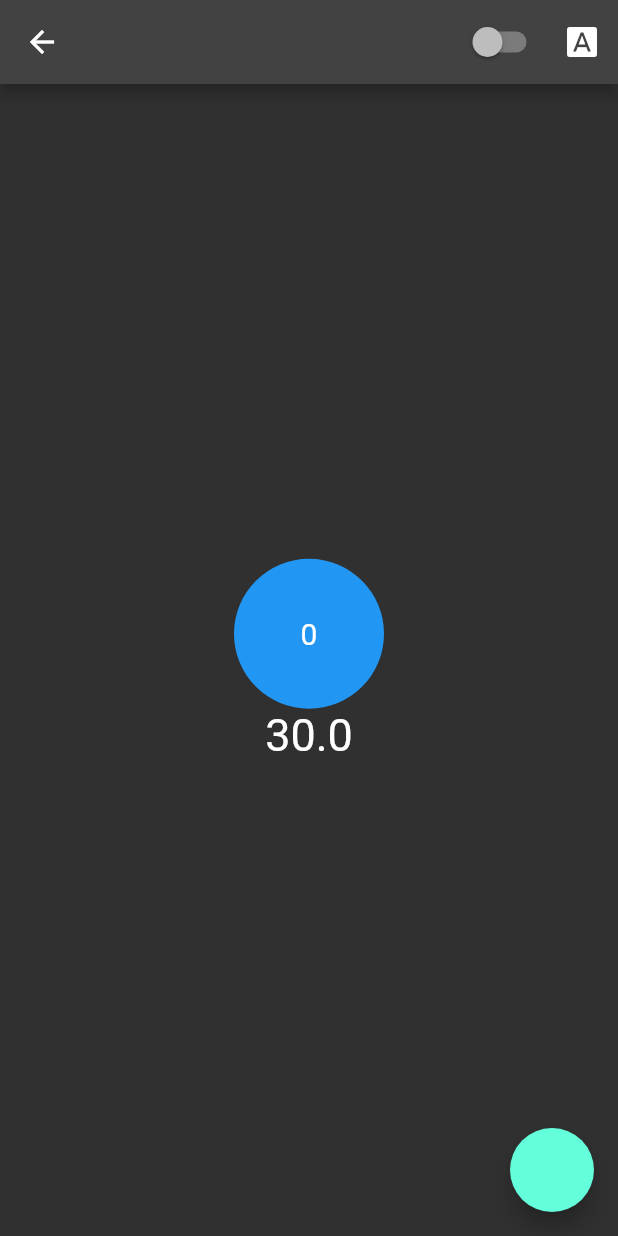
After one commit to TITANRAH/flutter_inputs, a Flutter app: the HomeInheritedPage screen opened by its route, on a phone screen of 412 x 824 dp. The commit adds this screen. Run offline on Flutter 3.47's test engine with Material 2 defaults, Android fonts, the phone set to English and light mode, and no system bars; missing offline and left inert: dart:ffi.

Commit message:
provider

```diff
--- a/lib/app_routes.dart
+++ b/lib/app_routes.dart
@@ -5,6 +5,7 @@ import 'package:inputs/pages/check_box_page.dart';
 import 'package:inputs/pages/context/contador_prueba_context.dart';
 import 'package:inputs/pages/context/home_page.dart';
 import 'package:inputs/pages/context/splash_page.dart';
+import 'package:inputs/pages/inherited_widget_SECCION11/home_counter_inherited.dart';
 import 'package:inputs/pages/keyboard_types_page.dart';
 import 'package:inputs/pages/keys_pages/animated_text.dart';
 import 'package:inputs/pages/keys_pages/list_keys_page.dart';
@@ -38,5 +39,8 @@ Map<String, Widget Function(BuildContext)> get appRoutes {
     Routes.productPage: (_) => const ProductPageContext(),
     Routes.splashPage: (_) => const SplashPageContext(),
     Routes.counterPage: (_) => const CounterPageContext(),
+
+    //inherited widget
+    Routes.homeInheritedWidget: (_) => const HomeInheritedPage(),
   };
 }
--- /dev/null
+++ b/lib/global/theme_controller.dart
@@ -0,0 +1,11 @@
+import 'package:inputs/state_managment/notifier.dart';
+
+class ThemeController extends ProviderNotifier {
+  bool _isDarkEnabled = false;
+  bool get isDarkEnabled => _isDarkEnabled;
+
+  void toogleTheme() {
+    _isDarkEnabled = !_isDarkEnabled;
+    notify();
+  }
+}
--- /dev/null
+++ b/lib/pages/inherited_widget_SECCION11/home_counter_inherited.dart
@@ -0,0 +1,141 @@
+import 'package:flutter/material.dart';
+import 'package:flutter/src/widgets/container.dart';
+import 'package:flutter/src/widgets/framework.dart';
+import 'package:inputs/global/theme_controller.dart';
+import 'package:inputs/main.dart';
+import 'package:inputs/state_managment/consumer.dart';
+import 'package:inputs/state_managment/provider.dart';
+import 'dart:math' as math;
+
+import '../../widgets_SECCION11/counter_seccion11.dart';
+
+class HomeInheritedPage extends StatefulWidget {
+  const HomeInheritedPage({super.key});
+
+  @override
+  State<HomeInheritedPage> createState() => _HomeInheritedPageState();
+}
+
+class _HomeInheritedPageState extends State<HomeInheritedPage> {
+  int _counter = 0;
+  Color _color = Colors.blue;
+  double _fontSize = 30;
+
+  // lo comento por que cambiaremos a inheritedwidget
+  // int get counter => _counter;
+  // Color get color => _color;
+
+  @override
+  Widget build(BuildContext context) {
+    final themeController = Provider.of<ThemeController>(context);
+
+    print('themeController hashcode: ${themeController.hashCode}');
+
+    return Scaffold(
+      appBar: AppBar(
+        actions: [
+          Consumer<ThemeController>(builder: (_, controller) {
+            return Switch(
+              activeColor: Colors.redAccent,
+              value: controller.isDarkEnabled,
+              onChanged: (_) {
+                controller.toogleTheme();
+              },
+            );
+          }),
+          IconButton(
+            onPressed: () {
+              setState(() {
+                _fontSize++;
+              });
+            },
+            icon: const Icon(Icons.font_download),
+          ),
+        ],
+      ),
+      body: Center(
+        child: Column(
+          mainAxisAlignment: MainAxisAlignment.center,
+          children: [
+            MyHomePageCounterProvider(
+              counter: _counter,
+              color: _color,
+              child: const CounterSeccion11(),
+            ),
+            Text(
+              _fontSize.toString(),
+              style: TextStyle(fontSize: _fontSize),
+            )
+
+            // lo comento por que cambiaremos a inheritedwidget
+            // CounterSeccion11(),
+
+            // este context no es el del widget padre es del widget builder
+            // Builder(
+            //   builder: (context) {
+            //     MyHomePageCounterProvider.of(context);
+            //     return Text('lala');
+            //   },
+            // )
+          ],
+        ),
+      ),
+      floatingActionButton: FloatingActionButton(
+        onPressed: () {
+          increment();
+        },
+      ),
+    );
+  }
+
+  void increment() {
+    setState(() {
+      _counter++;
+      final index = math.Random().nextInt(Colors.primaries.length - 1);
+      _color = Colors.primaries[index];
+    });
+  }
+}
+
+class MyHomePageCounterProvider extends InheritedWidget {
+  final int counter;
+  final Color color;
+
+  const MyHomePageCounterProvider({
+    Key? key,
+    required this.counter,
+    required this.color,
+    required Widget child,
+  }) : super(
+          key: key,
+          child: child,
+        );
+
+  // updateShouldNotify se encarga de notificar a los widgets que se suscribieron a los cambios de un widget padre
+  // por medio de su contexto, solo hay que tener cuidado con renderizar widgets de forma innecesaria
+  // por ejemplo si el texto cambia que es el fontsize , no es necesario cambiar el widget animated text
+  // ni contador text
+  @override
+  bool updateShouldNotify(MyHomePageCounterProvider oldWidget) {
+    print('oldwidget ${oldWidget.counter}');
+    print('current widget $counter');
+
+    // esto retorna true por lo que se renderizan los widgets y muestra el cambio del contador
+    // todos los widgets hijos se actualizaran siempre y cuando la condicion se cumpla
+    // por ejemplo con el texto fontSize , puede cambiar al presionar el icon button del appbar
+    // pero esta codicion no tiene nada que ver, el antiguo widget en cuanto al contador
+    // es igual al actual contador por lo que la condicion no se cumple
+    // en vez de retornar true mejor validar especificamente lo que necesitemos
+    return oldWidget.counter != counter || oldWidget.color != color;
+  }
+
+  // este metodo estatico solo puede ser llamado desde los hijos de un widget
+  static MyHomePageCounterProvider of(BuildContext context) {
+    final provider = context.dependOnInheritedWidgetOfExactType<MyHomePageCounterProvider>();
+
+    // si el contexto es utilizado por un widget hijo retorna el provider
+    assert(provider != null, 'invalid context, Could not find with the passed context');
+
+    return provider!;
+  }
+}
--- a/lib/routes.dart
+++ b/lib/routes.dart
@@ -21,4 +21,8 @@ class Routes {
   static const productPage = '/product_page(CONTEXT 2)';
   static const splashPage = '/splash_page(CONTEXT 3)';
   static const counterPage = '/counter_page(CONTEXT 4)';
+
+  // inherited widget seccion 11
+
+    static const homeInheritedWidget = '/inherited-widget(INHERITED WIDGET SECCION 11)';
 }
--- /dev/null
+++ b/lib/state_managment/consumer.dart
@@ -0,0 +1,54 @@
+import 'package:flutter/material.dart';
+import 'package:inputs/state_managment/notifier.dart';
+import 'package:inputs/state_managment/provider.dart';
+
+class Consumer<T extends ProviderNotifier> extends StatefulWidget {
+  const Consumer({
+    Key? key,
+    required this.builder,
+  }) : super(key: key);
+
+  final Widget Function(BuildContext context, T notfier) builder;
+
+  @override
+  State<Consumer<T>> createState() => _ConsumerState();
+}
+
+class _ConsumerState<T extends ProviderNotifier> extends State<Consumer<T>> {
+  late final T _notifier;
+
+  bool _initialized = false;
+  @override
+  void initState() {
+    super.initState();
+  }
+
+  // ES EL SEGUNDO CICLO DE VIDA DE FLUTTER
+  @override
+  void didChangeDependencies() {
+    super.didChangeDependencies();
+    if (!_initialized) {
+      _notifier = Provider.of<T>(context);
+      _notifier.addListener(_listener);
+      _initialized = true;
+    }
+  }
+
+  void _listener() {
+    setState(() {});
+  }
+
+  @override
+  void dispose() {
+    _notifier.removeListener(_listener);
+    super.dispose();
+  }
+
+  @override
+  Widget build(BuildContext context) {
+    return widget.builder(
+      context,
+      _notifier,
+    );
+  }
+}
--- /dev/null
+++ b/lib/state_managment/provider.dart
@@ -0,0 +1,76 @@
+import 'package:flutter/material.dart';
+import 'package:inputs/state_managment/notifier.dart';
+
+// PROVIDER :
+
+// PASO 1 : CREAR STATEFULL WIDGET NOMBRE PROIVDER
+// PASO 2: TIPARLOS GENERICOS TODOS
+// PASO 3: CREAMOS EL PROVIDER NOTIFIER
+// PASO 4: CREAMOS  LO QUE NECESITA PROVIDER NOTIFIER Y TIPAMOS CON ESA CLASE AL
+// DATO GENERICO DE T
+
+class Provider<T extends ProviderNotifier> extends StatefulWidget {
+  const Provider({
+    Key? key,
+    required this.child,
+    required this.create,
+  }) : super(key: key);
+
+  final Widget child;
+  final T Function() create;
+
+  @override
+  State<Provider<T>> createState() => _ProviderState<T>();
+
+  static T of<T extends ProviderNotifier>(BuildContext context) {
+    final provider = context.dependOnInheritedWidgetOfExactType<_InheritedWidget<T>>();
+    assert(provider != null);
+    return provider!.notifier;
+  }
+}
+
+class _ProviderState<T extends ProviderNotifier> extends State<Provider<T>> {
+  late final T _notifier;
+
+  @override
+  void initState() {
+    super.initState();
+
+    _notifier = widget.create();
+  }
+
+  @override
+  void dispose() {
+    // ignore: invalid_use_of_protected_member
+    _notifier.dispose();
+    super.dispose();
+  }
+
+  @override
+  Widget build(BuildContext context) {
+    return _InheritedWidget(
+      notifier: _notifier,
+      child: widget.child,
+    );
+  }
+}
+
+class _InheritedWidget<T extends ProviderNotifier> extends InheritedWidget {
+  final T notifier;
+
+  const _InheritedWidget({
+    Key? key,
+    required Widget child,
+    required this.notifier,
+  }) : super(
+          key: key,
+          child: child,
+        );
+
+  // este metodo se encarga de notificar a los widget hijos cuando las propiedades
+  // de este widget cambiam
+  @override
+  bool updateShouldNotify(_) {
+    return false;
+  }
+}
--- /dev/null
+++ b/lib/widgets_SECCION11/animated_text.dart
@@ -0,0 +1,26 @@
+import 'package:flutter/material.dart';
+import 'package:inputs/pages/inherited_widget_SECCION11/home_counter_inherited.dart';
+
+class AnimatedText extends StatelessWidget {
+  const AnimatedText({
+    Key? key,
+  }) : super(key: key);
+
+  @override
+  Widget build(BuildContext context) {
+    // final homeInheritedPage = context.findAncestorStateOfType<HomeInheritedPageState>()!;
+
+    final homeProvider = MyHomePageCounterProvider.of(context);
+    return AnimatedSwitcher(
+      duration: const Duration(milliseconds: 200),
+      child: Text(
+        homeProvider.counter.toString(),
+        key: UniqueKey(),
+        style: const TextStyle(
+          fontSize: 20,
+          color: Colors.white,
+        ),
+      ),
+    );
+  }
+}
--- /dev/null
+++ b/lib/widgets_SECCION11/counter_seccion11.dart
@@ -0,0 +1,39 @@
+import 'package:flutter/material.dart';
+import 'package:inputs/pages/inherited_widget_SECCION11/home_counter_inherited.dart';
+// import 'package:inputs/pages/inherited_widget_SECCION11/home_counter_inherited.dart';
+import 'package:inputs/widgets_SECCION11/animated_text.dart';
+
+class CounterSeccion11 extends StatelessWidget {
+  const CounterSeccion11({
+    Key? key,
+  }) : super(key: key);
+
+  @override
+  Widget build(BuildContext context) {
+    // print('counter seccion 11');
+    // accedo al estado de un widget usando context hacia atras por ejem,
+    // este widget es hijo de homeinheritdpage pero necesito recuperar info de este
+    // widget padre asi lo hacemos:
+    // podemos obtener los valores del widget padre realizando geetters en el
+    // debo quitar la palabra const para que no pida el const en el padre
+    // hago lo mismo en el otro widget que nececsita que le pasen parametros que es animated text
+    // final homeInheritedPage = context.findAncestorStateOfType<HomeInheritedPageState>()!;
+    //lo comneto por que cambiaremos a inherit widget
+
+    // solo puedo utilizar este metodo con clases que extiendan de inheritedwidget en este caso
+    // myhomeprovider creado en home_counter_inherited.dart es de este tipo
+    final homeProvider = MyHomePageCounterProvider.of(context);
+
+    return Container(
+      width: 100,
+      height: 100,
+      decoration: BoxDecoration(
+        shape: BoxShape.circle,
+        color: homeProvider.color,
+      ),
+      child: const Center(
+        child: AnimatedText(),
+      ),
+    );
+  }
+}
```
Also changed, not shown: lib/main.dart (+25 -6 lines), lib/state_managment/notifier.dart (added, +46 -0 lines), 1 other file.
